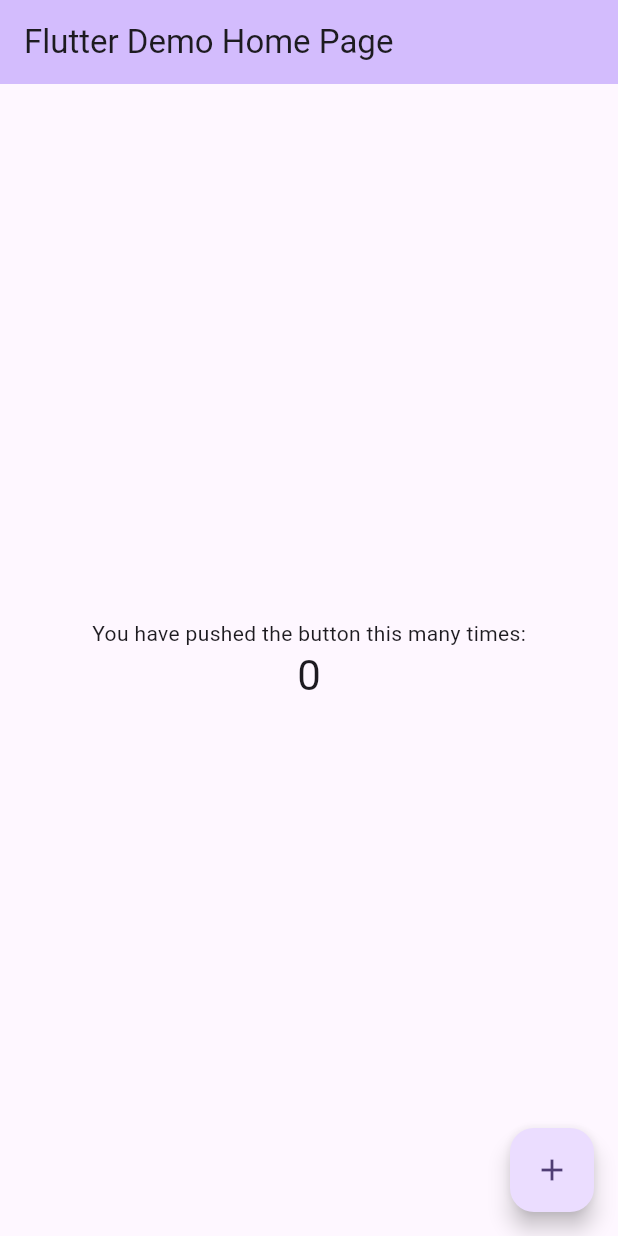
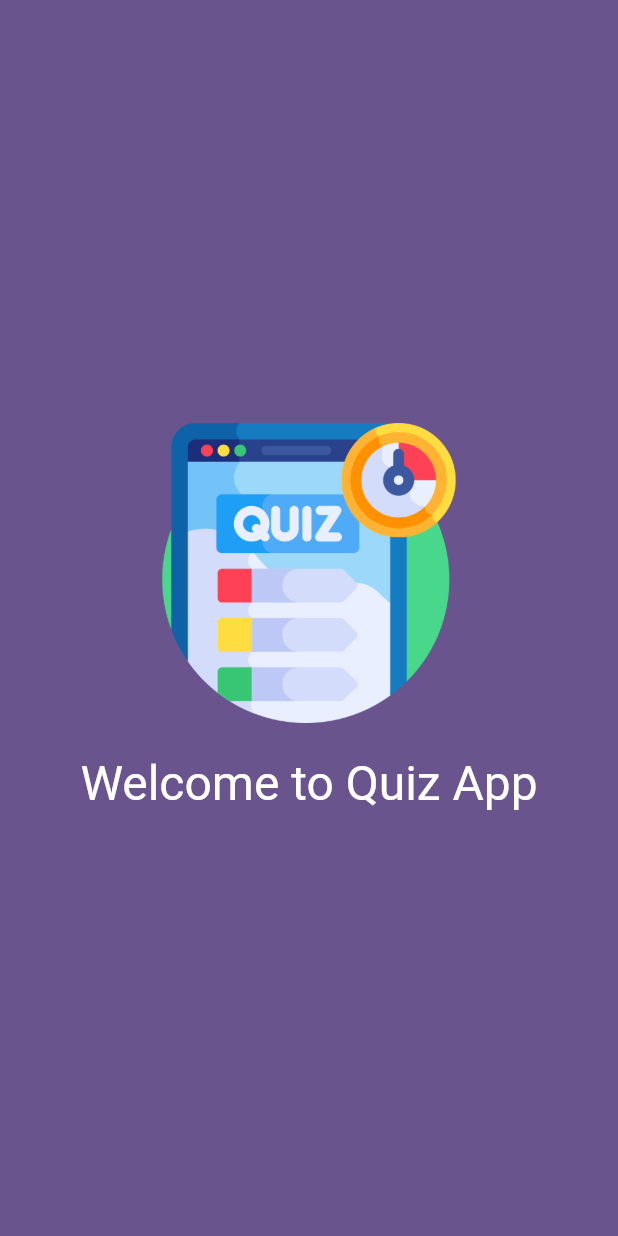
Before and after one commit to DivyanshArya09/quiz_app_flutter, a Flutter app: the first screen one second after launch, on a phone screen of 412 x 824 dp. Run offline on Flutter 3.47's test engine with Material 3 defaults, Android fonts, the phone set to English and light mode, and no system bars; our stand-ins replace equatable.

Commit message:
added splash screen and personal detail screen

```diff
--- /dev/null
+++ b/lib/core/constants/image_constants.dart
@@ -0,0 +1,3 @@
+class ImageConstants {
+  static const String splashScreenLogo = 'assets/quiz.png';
+}
--- /dev/null
+++ b/lib/core/constants/url_constants.dart
@@ -0,0 +1 @@
+const String getQuestionsUrl = 'https://api.jsonserve.com/Uw5CrX';
--- /dev/null
+++ b/lib/features/oboarding/screens/splash_screen.dart
@@ -0,0 +1,64 @@
+import 'dart:async';
+
+import 'package:flutter/material.dart';
+import 'package:quiz_app_flutter/core/constants/image_constants.dart';
+
+class SplashScreen extends StatefulWidget {
+  const SplashScreen({super.key});
+
+  @override
+  State<SplashScreen> createState() => _SplashScreenState();
+}
+
+class _SplashScreenState extends State<SplashScreen> {
+  late Timer timer;
+
+  @override
+  void initState() {
+    timer = Timer(
+      const Duration(seconds: 3),
+      () {
+        Navigator.of(context).pushReplacementNamed('/profile');
+      },
+    );
+    super.initState();
+  }
+
+  @override
+  void dispose() {
+    timer.cancel();
+    super.dispose();
+  }
+
+  @override
+  Widget build(BuildContext context) {
+    return Scaffold(
+      backgroundColor: Theme.of(context).primaryColor,
+      body: Container(
+          alignment: Alignment.center,
+          height: MediaQuery.of(context).size.height,
+          width: MediaQuery.of(context).size.width,
+          padding: const EdgeInsets.all(
+            20,
+          ),
+          child: Column(
+            mainAxisAlignment: MainAxisAlignment.center,
+            children: [
+              Image.asset(
+                ImageConstants.splashScreenLogo,
+                height: 200,
+              ),
+              const SizedBox(
+                height: 20,
+              ),
+              Text(
+                'Welcome to Quiz App',
+                style: Theme.of(context).textTheme.headlineLarge?.copyWith(
+                      color: Colors.white,
+                    ),
+              ),
+            ],
+          )),
+    );
+  }
+}
--- a/lib/main.dart
+++ b/lib/main.dart
@@ -1,4 +1,7 @@
 import 'package:flutter/material.dart';
+import 'package:quiz_app_flutter/features/oboarding/screens/personal_details_screen.dart';
+import 'package:quiz_app_flutter/features/oboarding/screens/splash_screen.dart';
+import 'package:quiz_app_flutter/features/quiz/presentation/screens/quiz_screen.dart';
 
 void main() {
   runApp(const MyApp());
@@ -7,119 +10,73 @@ void main() {
 class MyApp extends StatelessWidget {
   const MyApp({super.key});
 
-  // This widget is the root of your application.
   @override
   Widget build(BuildContext context) {
     return MaterialApp(
-      title: 'Flutter Demo',
+      onGenerateRoute: (settings) {
+        switch (settings.name) {
+          case '/':
+            return MaterialPageRoute(
+              builder: (context) => const SplashScreen(),
+            );
+          case '/profile':
+            return MaterialPageRoute(
+              builder: (context) => const PersonalDetailsScreen(),
+            );
+
+          case '/quiz':
+            return MaterialPageRoute(
+              builder: (context) => const QuizScreen(),
+            );
+          default:
+            return MaterialPageRoute(
+                builder: (context) => const SplashScreen());
+        }
+      },
+      debugShowCheckedModeBanner: false,
+      title: 'Quiz App',
       theme: ThemeData(
-        // This is the theme of your application.
-        //
-        // TRY THIS: Try running your application with "flutter run". You'll see
-        // the application has a purple toolbar. Then, without quitting the app,
-        // try changing the seedColor in the colorScheme below to Colors.green
-        // and then invoke "hot reload" (save your changes or press the "hot
-        // reload" button in a Flutter-supported IDE, or press "r" if you used
-        // the command line to start the app).
-        //
-        // Notice that the counter didn't reset back to zero; the application
-        // state is not lost during the reload. To reset the state, use hot
-        // restart instead.
-        //
-        // This works for code too, not just values: Most code changes can be
-        // tested with just a hot reload.
-        colorScheme: ColorScheme.fromSeed(seedColor: Colors.deepPurple),
+        elevatedButtonTheme: ElevatedButtonThemeData(
+          style: ElevatedButton.styleFrom(
+            backgroundColor: const Color.fromARGB(255, 178, 137, 248),
+            shape: RoundedRectangleBorder(
+              borderRadius: BorderRadius.circular(10),
+            ),
+            minimumSize: Size(
+              MediaQuery.of(context).size.width * 0.75,
+              50,
+            ),
+          ),
+        ),
+        inputDecorationTheme: InputDecorationTheme(
+          border: OutlineInputBorder(
+            borderRadius: BorderRadius.circular(10),
+          ),
+          focusedBorder: OutlineInputBorder(
+            borderRadius: BorderRadius.circular(10),
+            borderSide: const BorderSide(
+              width: 2,
+              color: Color.fromARGB(255, 178, 137, 248),
+            ),
+          ),
+          enabledBorder: OutlineInputBorder(
+            borderRadius: BorderRadius.circular(10),
+            borderSide: const BorderSide(
+              color: Color.fromARGB(255, 178, 137, 248),
+            ),
+          ),
+          errorBorder: OutlineInputBorder(
+            borderRadius: BorderRadius.circular(10),
+            borderSide: const BorderSide(
+              color: Colors.red,
+            ),
+          ),
+        ),
+        colorScheme: ColorScheme.fromSeed(
+            seedColor: const Color.fromARGB(255, 178, 137, 248)),
         useMaterial3: true,
       ),
-      home: const MyHomePage(title: 'Flutter Demo Home Page'),
+      home: const SplashScreen(),
     );
   }
 }
-
-class MyHomePage extends StatefulWidget {
-  const MyHomePage({super.key, required this.title});
-
-  // This widget is the home page of your application. It is stateful, meaning
-  // that it has a State object (defined below) that contains fields that affect
-  // how it looks.
-
-  // This class is the configuration for the state. It holds the values (in this
-  // case the title) provided by the parent (in this case the App widget) and
-  // used by the build method of the State. Fields in a Widget subclass are
-  // always marked "final".
-
-  final String title;
-
-  @override
-  State<MyHomePage> createState() => _MyHomePageState();
-}
-
-class _MyHomePageState extends State<MyHomePage> {
-  int _counter = 0;
-
-  void _incrementCounter() {
-    setState(() {
-      // This call to setState tells the Flutter framework that something has
-      // changed in this State, which causes it to rerun the build method below
-      // so that the display can reflect the updated values. If we changed
-      // _counter without calling setState(), then the build method would not be
-      // called again, and so nothing would appear to happen.
-      _counter++;
-    });
-  }
-
-  @override
-  Widget build(BuildContext context) {
-    // This method is rerun every time setState is called, for instance as done
-    // by the _incrementCounter method above.
-    //
-    // The Flutter framework has been optimized to make rerunning build methods
-    // fast, so that you can just rebuild anything that needs updating rather
-    // than having to individually change instances of widgets.
-    return Scaffold(
-      appBar: AppBar(
-        // TRY THIS: Try changing the color here to a specific color (to
-        // Colors.amber, perhaps?) and trigger a hot reload to see the AppBar
-        // change color while the other colors stay the same.
-        backgroundColor: Theme.of(context).colorScheme.inversePrimary,
-        // Here we take the value from the MyHomePage object that was created by
-        // the App.build method, and use it to set our appbar title.
-        title: Text(widget.title),
-      ),
-      body: Center(
-        // Center is a layout widget. It takes a single child and positions it
-        // in the middle of the parent.
-        child: Column(
-          // Column is also a layout widget. It takes a list of children and
-          // arranges them vertically. By default, it sizes itself to fit its
-          // children horizontally, and tries to be as tall as its parent.
-          //
-          // Column has various properties to control how it sizes itself and
-          // how it positions its children. Here we use mainAxisAlignment to
-          // center the children vertically; the main axis here is the vertical
-          // axis because Columns are vertical (the cross axis would be
-          // horizontal).
-          //
-          // TRY THIS: Invoke "debug painting" (choose the "Toggle Debug Paint"
-          // action in the IDE, or press "p" in the console), to see the
-          // wireframe for each widget.
-          mainAxisAlignment: MainAxisAlignment.center,
-          children: <Widget>[
-            const Text(
-              'You have pushed the button this many times:',
-            ),
-            Text(
-              '$_counter',
-              style: Theme.of(context).textTheme.headlineMedium,
-            ),
-          ],
-        ),
-      ),
-      floatingActionButton: FloatingActionButton(
-        onPressed: _incrementCounter,
-        tooltip: 'Increment',
-        child: const Icon(Icons.add),
-      ), // This trailing comma makes auto-formatting nicer for build methods.
-    );
-  }
-}
```
Also changed, not shown: lib/core/api/http_client.dart (added, +34 -0 lines), lib/core/error/exceptions.dart (added, +26 -0 lines), lib/core/error/failures.dart (added, +89 -0 lines), lib/features/oboarding/screens/personal_details_screen.dart (added, +104 -0 lines), lib/features/quiz/presentation/screens/quiz_screen.dart (added, +22 -0 lines), pubspec.yaml (+4 -3 lines), assets/quiz.png (added), pubspec.lock.
